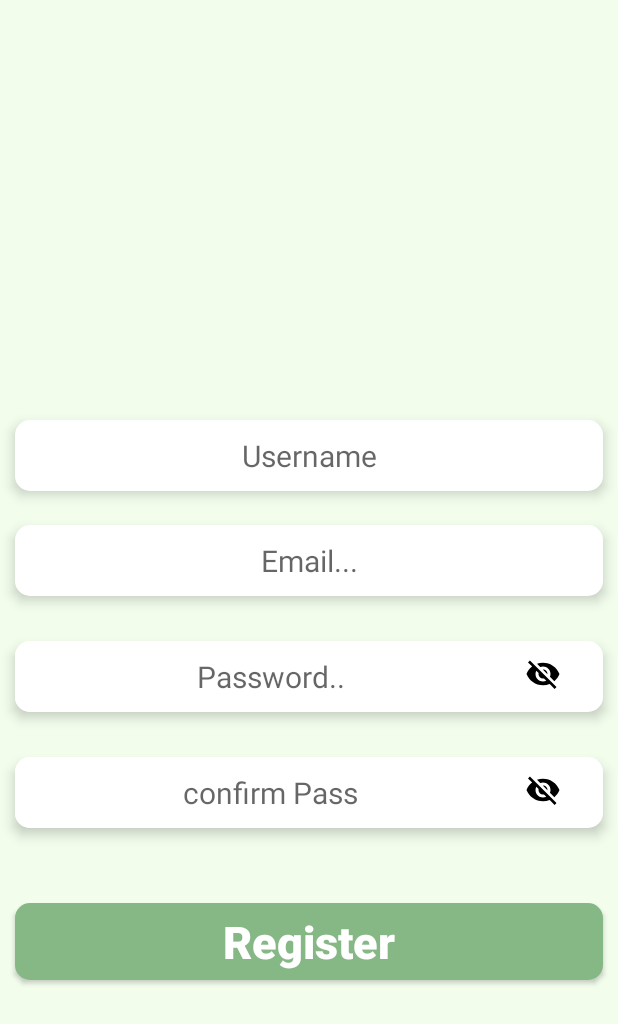
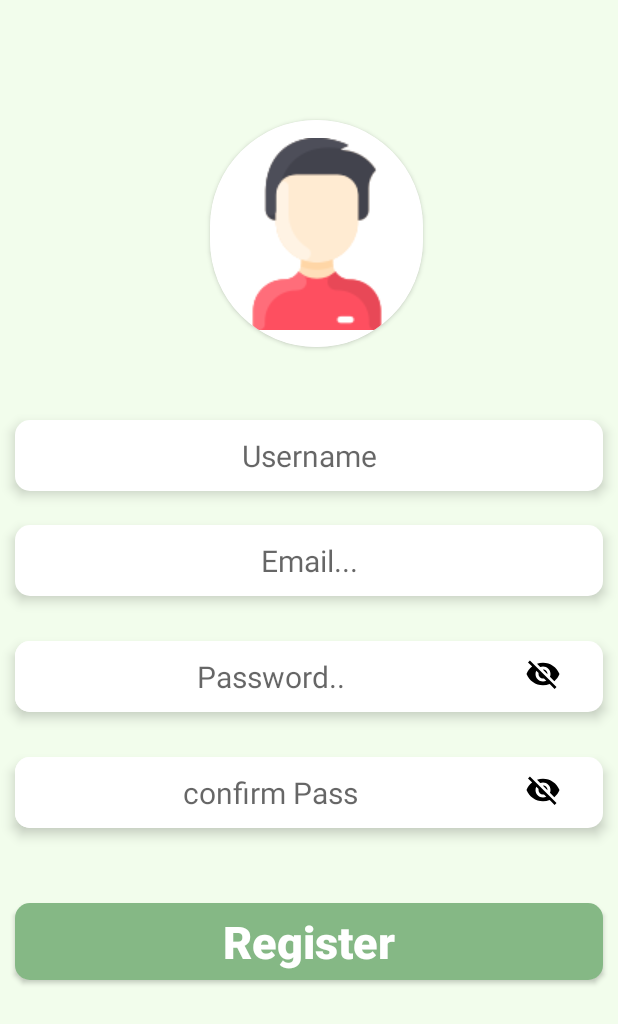
Before and after one commit to Sowad13/Hope, an Android app: the RegisterActivity screen opened directly, with no data from a screen before it, on a phone screen of 412 x 824 dp. Shown: the top 1024 px of the screen. Run offline under Robolectric (Android 15) with nearby library versions, the phone set to English and light mode, and no system bars; our stand-ins replace Firebase (no records; nobody signed in at launch, a user with empty details on screens opened directly); pictures from the network do not load; Roboto replaces fonts that are not available here.

Commit message:
do not show user

```diff
--- a/app/src/main/java/com/example/hope/Model/Users.java
+++ b/app/src/main/java/com/example/hope/Model/Users.java
@@ -10,9 +10,10 @@ package com.example.hope.Model;
     public String imageURL;
 
      public Users() {
+
      }
 
-     public Users( String username, String imageURL, int user_item) {
+     public Users(String Id, String username, String imageURL) {
         this.id = id;
         this.username = username;
         this.imageURL = imageURL;
--- a/app/src/main/java/com/example/hope/RegisterActivity.java
+++ b/app/src/main/java/com/example/hope/RegisterActivity.java
@@ -12,9 +12,11 @@ import android.view.MotionEvent;
 import android.view.View;
 import android.widget.Button;
 import android.widget.EditText;
+import android.widget.ImageButton;
 import android.widget.ImageView;
 import android.widget.Toast;
 
+import com.bumptech.glide.Glide;
 import com.google.android.gms.tasks.OnCompleteListener;
 import com.google.android.gms.tasks.OnFailureListener;
 import com.google.android.gms.tasks.OnSuccessListener;
@@ -25,16 +27,20 @@ import com.google.firebase.auth.FirebaseUser;
 import com.google.firebase.database.DatabaseReference;
 import com.google.firebase.database.FirebaseDatabase;
 
+import java.util.HashMap;
 import java.util.regex.Pattern;
 
 public class RegisterActivity extends AppCompatActivity {
 
-    EditText email, password,confirmPassword;
+    EditText userName,email, password,confirmPassword;
+    ImageButton profileImage;
     Button registerButton;
     FirebaseAuth mAuth;
     CustomLoadingBar loadingBar;
    DatabaseReference UserRef;
    ImageView visibility,visibility2;
+   FirebaseUser firebaseUser;
+
 
    int visible = 0,visible2 = 0;
     @Override
@@ -43,6 +49,8 @@ public class RegisterActivity extends AppCompatActivity {
         setContentView(R.layout.activity_register);
 
         mAuth = FirebaseAuth.getInstance();
+        userName = findViewById(R.id.registerusername);
+        profileImage = findViewById(R.id.regDP);
         email = findViewById(R.id.registerEmail);
         password = findViewById(R.id.registerpassword);
         registerButton = findViewById(R.id.registerbutton);
@@ -50,6 +58,8 @@ public class RegisterActivity extends AppCompatActivity {
         confirmPassword = findViewById(R.id.register_confirm_password);
         visibility = findViewById(R.id.visibility);
         visibility2 = findViewById(R.id.visibility_2);
+
+        //Glide.with(RegisterActivity.this).load(firebaseUser.getPhotoUrl()).into(profileImage);
         loadingBar = new CustomLoadingBar(RegisterActivity.this);
         registerButton.setOnClickListener(new View.OnClickListener() {
             @Override
@@ -104,6 +114,8 @@ public class RegisterActivity extends AppCompatActivity {
 
     private void RegisterNewUser() {
 
+
+        final String username = userName.getText().toString();
         String userPassword = password.getText().toString();
         String userEmail = email.getText().toString();
         String confirm = confirmPassword.getText().toString();
@@ -136,19 +148,34 @@ public class RegisterActivity extends AppCompatActivity {
 
 
                          final FirebaseUser user = mAuth.getCurrentUser();
-                        final  String UserId = mAuth.getCurrentUser().getUid();
+
 
                         user.sendEmailVerification().addOnSuccessListener(new OnSuccessListener<Void>() {
                             @Override
                             public void onSuccess(Void aVoid) {
 
-                                UserRef.child("Users").child(UserId).setValue("");
+                                String UserId = user.getUid();
+                                UserRef = FirebaseDatabase.getInstance().getReference("Users").child(UserId);
+
+                                HashMap<String, String> hashmap = new HashMap<>();
+                                hashmap.put("id", UserId);
+                                hashmap.put("username", username);
+                                hashmap.put("imageURL","default");
+
+                                UserRef.setValue(hashmap).addOnCompleteListener(new OnCompleteListener<Void>() {
+                                    @Override
+                                    public void onComplete(@NonNull Task<Void> task) {
+                                       if (task.isSuccessful()){
+
                                            Toast.makeText(RegisterActivity.this, "Verification has sent", Toast.LENGTH_SHORT).show();
                                            mAuth.signOut();
                                            Intent intent = new Intent(RegisterActivity.this, secondpage.class);
                                            startActivity(intent);
                                            finish();
 
+                                       }
+                                    }
+                                });
 
                             }
                         }).addOnFailureListener(new OnFailureListener() {
--- a/app/src/main/java/com/example/hope/UserChatActivity.java
+++ b/app/src/main/java/com/example/hope/UserChatActivity.java
@@ -11,6 +11,7 @@ import androidx.appcompat.app.AppCompatActivity;
 import androidx.appcompat.widget.Toolbar;
 
 import com.bumptech.glide.Glide;
+
 import com.example.hope.Model.Users;
 import com.google.firebase.auth.FirebaseAuth;
 import com.google.firebase.auth.FirebaseUser;
--- a/app/src/main/res/layout/activity_register.xml
+++ b/app/src/main/res/layout/activity_register.xml
@@ -136,6 +136,25 @@
         android:elevation="5dp"
         />
 
+    <androidx.cardview.widget.CardView
+        android:layout_width="wrap_content"
+        android:layout_height="wrap_content"
+        android:layout_alignParentTop="true"
+        android:layout_alignParentLeft="true"
+        android:layout_marginTop="80dp"
+        android:layout_marginLeft="140dp"
+        app:cardCornerRadius="150dp">
+
+        <ImageButton
+            android:id="@+id/regDP"
+            android:layout_width="142dp"
+            android:layout_height="151dp"
+            android:background="#ffffff"
+            android:src="@drawable/avatar1" />
+
+
+    </androidx.cardview.widget.CardView>
+
 
 
 
--- a/app/src/main/res/layout/fragment_users.xml
+++ b/app/src/main/res/layout/fragment_users.xml
@@ -10,7 +10,8 @@
         android:id="@+id/recycler_view_users"
         android:layout_width="match_parent"
         android:layout_height="wrap_content"
-        android:layout_marginTop="40dp" />
+        android:layout_marginTop="60dp"
+        android:layout_marginBottom="50dp" />
 
 
 </RelativeLayout>
```
Also changed, not shown: app/build.gradle (+7 -0 lines), app/src/main/java/com/example/hope/Adapter/UserAdapter.java (added, +76 -0 lines), app/src/main/java/com/example/hope/UserAdapter.java (deleted, +0 -108 lines), app/src/main/java/com/example/hope/UsersFragment.java (+50 -23 lines), app/src/main/java/com/example/hope/registerUser.java (added, +52 -0 lines), app/src/main/res/layout/user_item.xml (+4 -4 lines), app/src/main/res/drawable/avatar1.png (added). Lines whose indentation alone changed are shown as unchanged.
